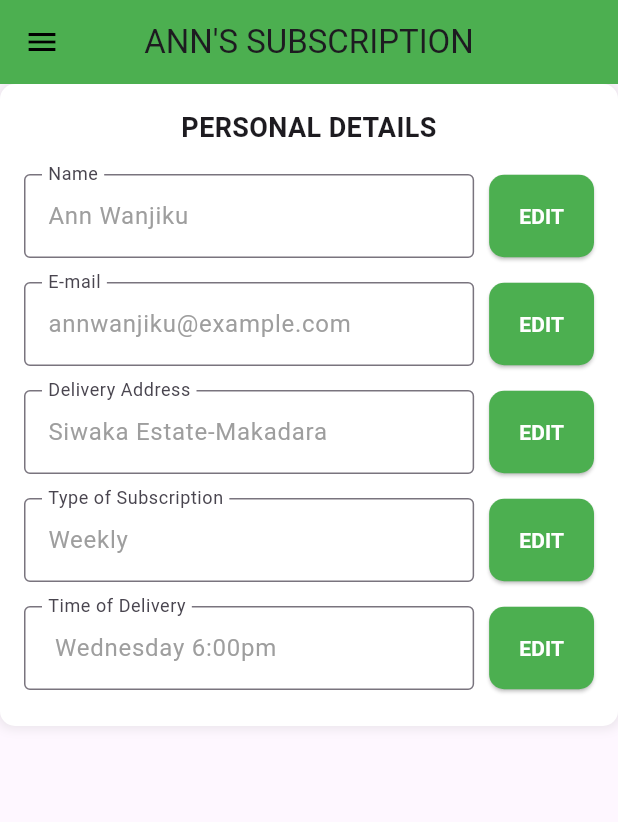
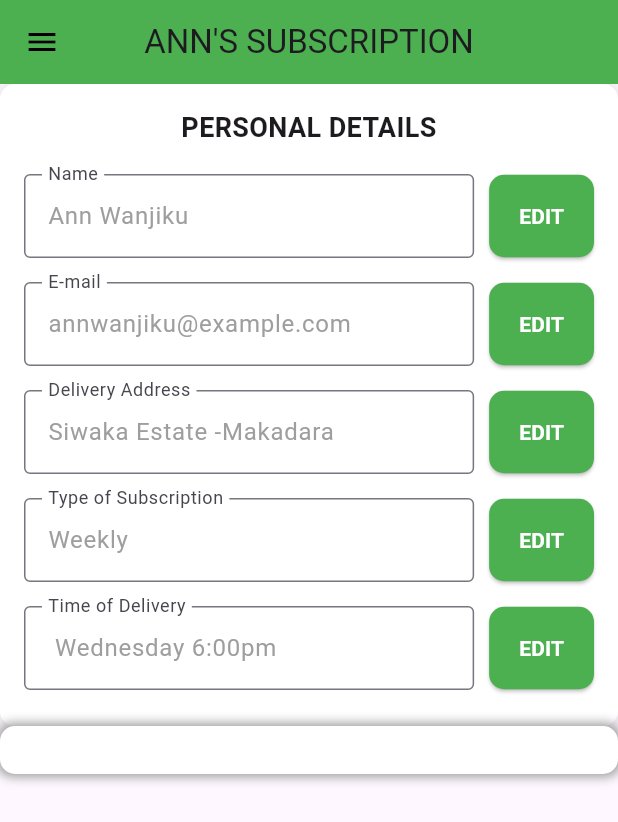
Before and after one commit to ivycommunity/FreshMarikiti, a Flutter app: the Subscription screen opened directly, on a phone screen of 412 x 824 dp. Shown: the top 822 px of the screen. Run offline on Flutter 3.47's test engine with Material 3 defaults, Android fonts, the phone set to English and light mode, and no system bars; our stand-ins replace firebase_auth, firebase_core, flutter_dotenv, shared_preferences; accounts and stored records are empty; statements that could not run were skipped.

```diff
--- a/lib/Widgets/pages/Subscription.dart
+++ b/lib/Widgets/pages/Subscription.dart
@@ -14,7 +14,7 @@ class _SubscriptionState extends State<Subscription> {
   final TextEditingController emailController =
       TextEditingController(text: "annwanjiku@example.com");
   final TextEditingController addressController =
-      TextEditingController(text: "Siwaka Estate-Makadara");
+      TextEditingController(text: "Siwaka Estate -Makadara");
   final TextEditingController subscriptionController =
       TextEditingController(text: "Weekly");
   final TextEditingController timeController =
@@ -69,6 +69,18 @@ class _SubscriptionState extends State<Subscription> {
                   buildEditableField("Time of Delivery", timeController)
                 ],
               )),
+          Container(
+              padding: const EdgeInsets.all(16),
+              decoration: BoxDecoration(
+                  color: Colors.white,
+                  borderRadius: BorderRadius.circular(10),
+                  boxShadow: [
+                    BoxShadow(
+                      color: Colors.grey,
+                      blurRadius: 5,
+                      spreadRadius: 2,
+                    ),
+                  ]))
         ],
       ),
     );
```
Also changed, not shown: lib/main.dart (+19 -22 lines).
